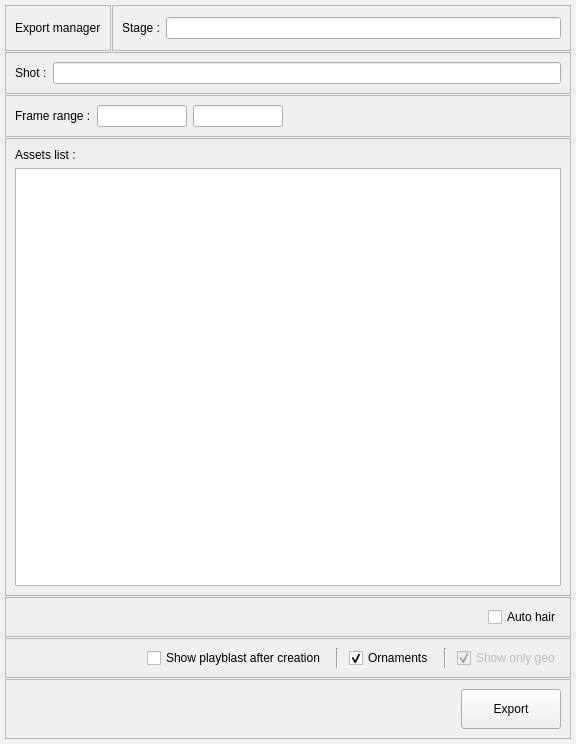
The window that App/ui_files/export_manager.ui (Wizard-collab/Wizard) describes before a commit, drawn with Qt 5.
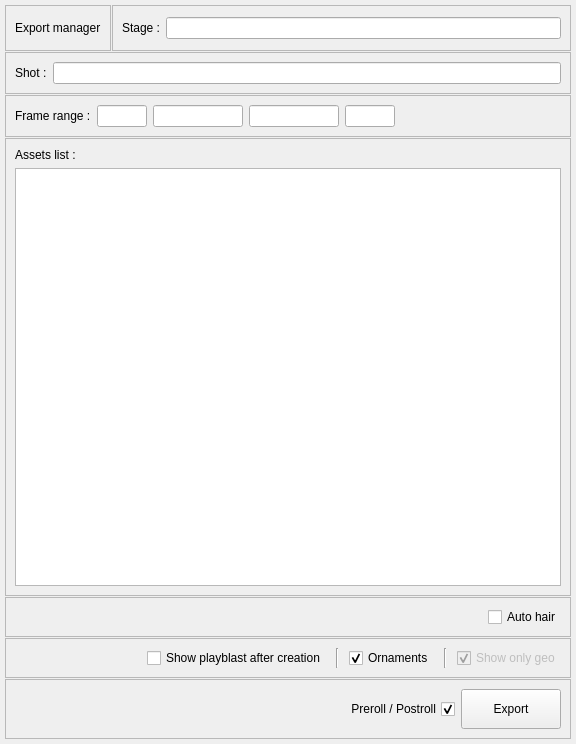
The same window after the commit.

Commit message: preroll - postroll added

Patch:
```diff
--- a/App/ui_files/export_manager.ui
+++ b/App/ui_files/export_manager.ui
@@ -165,6 +165,19 @@
         </property>
        </widget>
       </item>
+      <item>
+       <widget class="QLineEdit" name="export_m_preroll_lineEdit">
+        <property name="maximumSize">
+         <size>
+          <width>50</width>
+          <height>16777215</height>
+         </size>
+        </property>
+        <property name="readOnly">
+         <bool>true</bool>
+        </property>
+       </widget>
+      </item>
       <item>
        <widget class="QLineEdit" name="export_ma_in_frange_lineEdit">
         <property name="sizePolicy">
@@ -200,6 +213,19 @@
         </property>
        </widget>
       </item>
+      <item>
+       <widget class="QLineEdit" name="export_m_postroll_lineEdit">
+        <property name="maximumSize">
+         <size>
+          <width>50</width>
+          <height>16777215</height>
+         </size>
+        </property>
+        <property name="readOnly">
+         <bool>true</bool>
+        </property>
+       </widget>
+      </item>
       <item>
        <spacer name="horizontalSpacer_3">
         <property name="orientation">
@@ -394,6 +420,19 @@
         </property>
        </spacer>
       </item>
+      <item>
+       <widget class="QCheckBox" name="preroll_postroll_checkBox">
+        <property name="layoutDirection">
+         <enum>Qt::RightToLeft</enum>
+        </property>
+        <property name="text">
+         <string>Preroll / Postroll</string>
+        </property>
+        <property name="checked">
+         <bool>true</bool>
+        </property>
+       </widget>
+      </item>
       <item>
        <widget class="QPushButton" name="export_ma_export_pushButton">
         <property name="minimumSize">
```
The commit also changes 10 other files.
